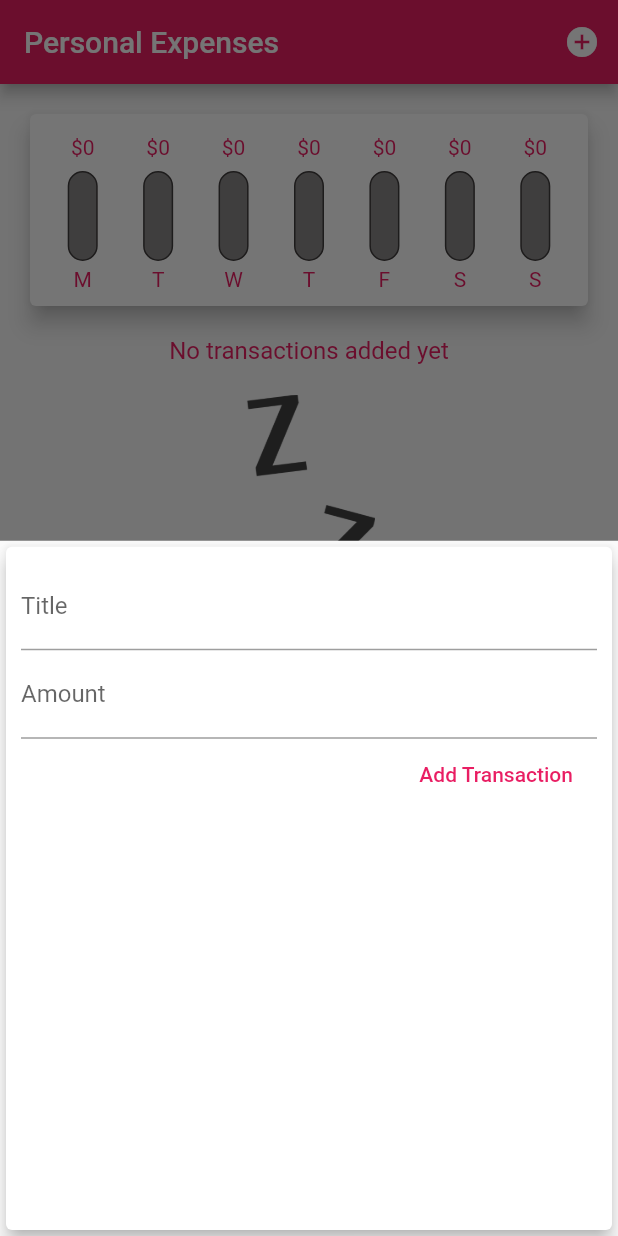
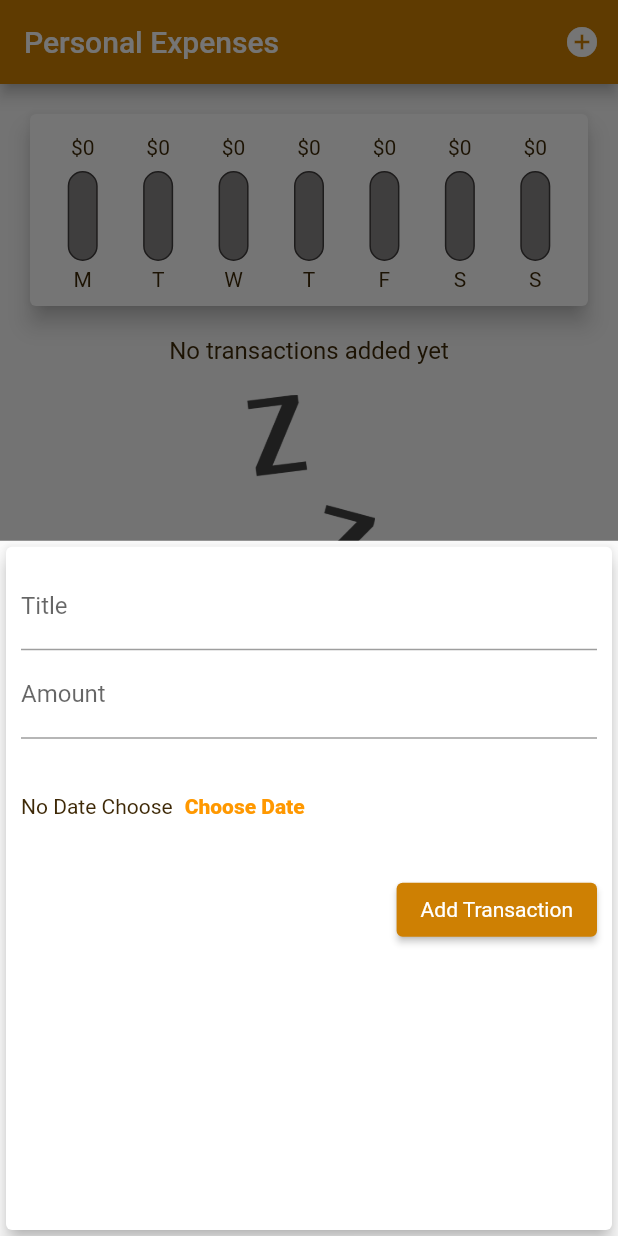
Before and after one commit to Tota6/expensess_personal, a Flutter app: the screen it shows after launch, after a tap on the "add circle" icon, on a phone screen of 412 x 824 dp. Run offline on Flutter 3.47's test engine with Material 2 defaults, Android fonts, the phone set to English and light mode, and no system bars.

Commit message:
adding a date selector and putting some stilling to it

```diff
--- a/lib/main.dart
+++ b/lib/main.dart
@@ -13,10 +13,18 @@ class MyApp extends StatelessWidget {
     return MaterialApp(
       title: 'Personal Expenses ',
       theme: ThemeData(
-        primarySwatch: Colors.pink,
+        primarySwatch: Colors.orange,
         colorScheme: ColorScheme.fromSwatch().copyWith(
-            primary: Colors.pink, secondary: Color.fromARGB(255, 109, 41, 64)),
-        textTheme: Theme.of(context).textTheme.apply(bodyColor: Colors.pink),
+            primary: Color.fromARGB(255, 206, 128, 3),
+            secondary: Color.fromARGB(255, 151, 115, 6)),
+        textTheme: Theme.of(context)
+            .textTheme
+            .apply(bodyColor: Color.fromARGB(255, 62, 41, 7)),
+        buttonTheme: ButtonThemeData(
+            // textTheme: ButtonTextTheme.primary,
+            colorScheme: Theme.of(context).colorScheme.copyWith(
+                primary: Colors.white,
+                secondary: Color.fromARGB(255, 151, 115, 6))),
       ),
       home: MyHomePage(),
     );
@@ -58,7 +66,7 @@ class _MyHomePageState extends State<MyHomePage> {
     return _userTransaction.where((tx) {
       return tx.date.isAfter(
         DateTime.now().subtract(
-          Duration(days: 7),
+          const Duration(days: 7),
         ),
       );
     }).toList();
--- a/lib/widgets/new_transaction_list.dart
+++ b/lib/widgets/new_transaction_list.dart
@@ -1,3 +1,5 @@
+// ignore_for_file: deprecated_member_use
+
 import 'package:flutter/material.dart';
 
 class NewTransactionList extends StatefulWidget {
@@ -42,11 +44,41 @@ class _NewTransactionListState extends State<NewTransactionList> {
                   keyboardType: TextInputType.number,
                   onSubmitted: (_) => SubmitData,
                 ),
+                Container(
+                  height: 90,
+                  child: Row(
+                    children: <Widget>[
+                      Text('No Date Choose'),
+                      TextButton(
+                        onPressed: () => {},
+                        child: const Text(
+                          "Choose Date",
+                          style: TextStyle(fontWeight: FontWeight.w800),
+                        ),
+                        style: TextButton.styleFrom(
+                          primary: Theme.of(context).primaryColor,
+                        ),
+                      )
+                    ],
+                  ),
+                ),
                 // ignore: deprecated_member_use
-                FlatButton(
+                ElevatedButton(
                   onPressed: SubmitData,
-                  textColor: Theme.of(context).primaryColor,
-                  child: Text('Add Transaction'),
+                  // textColor: Theme.of(context).primaryColor,
+                  style: TextButton.styleFrom(
+                      primary: Theme.of(context).primaryColor,
+                      textStyle: TextStyle(
+                          color: Theme.of(context)
+                              .buttonTheme
+                              .colorScheme!
+                              .secondary)),
+                  child: Text('Add Transaction',
+                      style: TextStyle(
+                          color: Theme.of(context)
+                              .buttonTheme
+                              .colorScheme
+                              ?.primary)),
                 )
               ])),
     );
--- a/lib/widgets/transaction_list.dart
+++ b/lib/widgets/transaction_list.dart
@@ -45,6 +45,8 @@ class TransactionList extends StatelessWidget {
                         child: FittedBox(
                             child: Text(
                           '\$${transactions[index].amount.toStringAsFixed(2)}',
+                          style:
+                              TextStyle(color: Color.fromARGB(255, 73, 56, 5)),
                           // style: Theme.of(context).textTheme.titleSmall,
                         )),
                       ),
```
